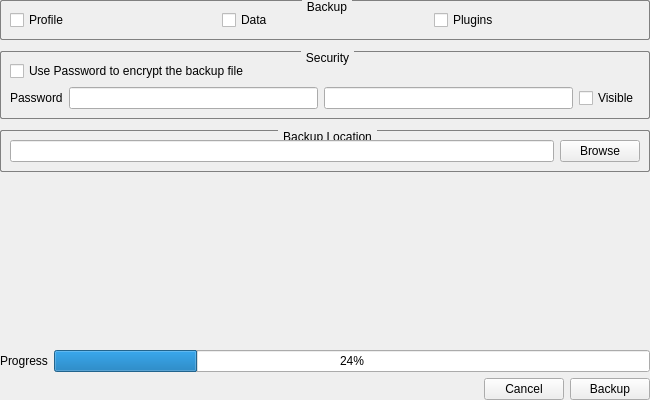
First picture: the form in src/backupmainwindow.ui, repository abnayak/thunder-store, before the edit.
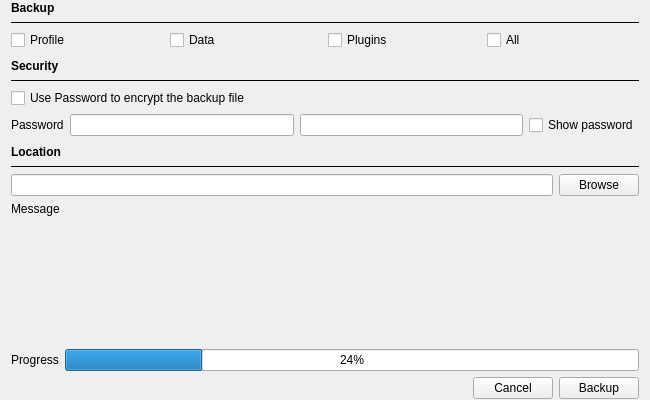
Second picture: the form after the edit.

Commit message: Added more backup main window features

```diff
--- a/src/backupmainwindow.ui
+++ b/src/backupmainwindow.ui
@@ -35,65 +35,72 @@
 }</string>
   </property>
   <layout class="QVBoxLayout" name="verticalLayout">
-   <property name="leftMargin">
-    <number>0</number>
-   </property>
    <property name="topMargin">
-    <number>0</number>
-   </property>
-   <property name="rightMargin">
-    <number>0</number>
+    <number>1</number>
    </property>
    <property name="bottomMargin">
-    <number>0</number>
+    <number>1</number>
    </property>
    <item>
-    <widget class="QGroupBox" name="groupBox">
-     <property name="sizePolicy">
-      <sizepolicy hsizetype="Preferred" vsizetype="Preferred">
-       <horstretch>0</horstretch>
-       <verstretch>0</verstretch>
-      </sizepolicy>
+    <widget class="QLabel" name="label_2">
+     <property name="font">
+      <font>
+       <weight>75</weight>
+       <bold>true</bold>
+      </font>
      </property>
-     <property name="minimumSize">
-      <size>
-       <width>0</width>
-       <height>0</height>
-      </size>
-     </property>
-     <property name="title">
+     <property name="text">
       <string>Backup</string>
      </property>
-     <property name="flat">
-      <bool>false</bool>
+    </widget>
+   </item>
+   <item>
+    <widget class="QFrame" name="frame">
+     <property name="frameShape">
+      <enum>QFrame::HLine</enum>
      </property>
-     <layout class="QGridLayout" name="gridLayout">
-      <property name="topMargin">
-       <number>9</number>
-      </property>
-      <item row="0" column="0">
+     <property name="frameShadow">
+      <enum>QFrame::Plain</enum>
+     </property>
+     <property name="lineWidth">
+      <number>0</number>
+     </property>
+     <property name="midLineWidth">
+      <number>3</number>
+     </property>
+    </widget>
+   </item>
+   <item>
+    <layout class="QHBoxLayout" name="horizontalLayout_3">
+     <item>
        <widget class="QCheckBox" name="profileCheckBox">
         <property name="text">
          <string>Profile</string>
         </property>
        </widget>
       </item>
-      <item row="0" column="1">
+     <item>
        <widget class="QCheckBox" name="dataCheckBox">
         <property name="text">
          <string>Data</string>
         </property>
        </widget>
       </item>
-      <item row="0" column="2">
-       <widget class="QCheckBox" name="checkBox_3">
+     <item>
+      <widget class="QCheckBox" name="pluginsCheckBox">
         <property name="text">
          <string>Plugins</string>
         </property>
        </widget>
       </item>
-     </layout>
-    </widget>
+     <item>
+      <widget class="QCheckBox" name="allCheckBox">
+       <property name="text">
+        <string>All</string>
+       </property>
+      </widget>
+     </item>
+    </layout>
    </item>
    <item>
     <spacer name="verticalSpacer_2">
@@ -106,34 +113,54 @@
      <property name="sizeHint" stdset="0">
       <size>
        <width>20</width>
-       <height>5</height>
+       <height>3</height>
       </size>
      </property>
     </spacer>
    </item>
    <item>
-    <widget class="QGroupBox" name="groupBox_2">
-     <property name="title">
+    <widget class="QLabel" name="label_3">
+     <property name="font">
+      <font>
+       <weight>75</weight>
+       <italic>false</italic>
+       <bold>true</bold>
+      </font>
+     </property>
+     <property name="text">
       <string>Security</string>
      </property>
+    </widget>
+   </item>
+   <item>
+    <widget class="QFrame" name="frame_2">
+     <property name="frameShape">
+      <enum>QFrame::HLine</enum>
+     </property>
+     <property name="frameShadow">
+      <enum>QFrame::Plain</enum>
+     </property>
+     <property name="lineWidth">
+      <number>0</number>
+     </property>
+     <property name="midLineWidth">
+      <number>3</number>
+     </property>
+    </widget>
+   </item>
+   <item>
      <layout class="QGridLayout" name="gridLayout_2">
-      <item row="1" column="2">
-       <widget class="QLineEdit" name="lineEdit"/>
-      </item>
       <item row="1" column="0">
-       <widget class="QLabel" name="label_2">
+      <widget class="QLabel" name="label_4">
         <property name="text">
          <string>Password</string>
         </property>
        </widget>
       </item>
-      <item row="1" column="1">
-       <widget class="QLineEdit" name="lineEdit_2"/>
-      </item>
       <item row="1" column="3">
        <widget class="QCheckBox" name="checkBox_5">
         <property name="text">
-         <string>Visible</string>
+        <string>Show password</string>
         </property>
        </widget>
       </item>
@@ -144,8 +171,13 @@
         </property>
        </widget>
       </item>
-     </layout>
-    </widget>
+     <item row="1" column="1">
+      <widget class="QLineEdit" name="passwordLineEdit"/>
+     </item>
+     <item row="1" column="2">
+      <widget class="QLineEdit" name="verifyPasswordLineEdit"/>
+     </item>
+    </layout>
    </item>
    <item>
     <spacer name="verticalSpacer_3">
@@ -158,28 +190,59 @@
      <property name="sizeHint" stdset="0">
       <size>
        <width>20</width>
-       <height>5</height>
+       <height>3</height>
       </size>
      </property>
     </spacer>
    </item>
    <item>
-    <widget class="QGroupBox" name="groupBox_3">
-     <property name="title">
-      <string>Backup Location</string>
+    <widget class="QLabel" name="label_5">
+     <property name="font">
+      <font>
+       <weight>75</weight>
+       <bold>true</bold>
+      </font>
      </property>
-     <layout class="QHBoxLayout" name="horizontalLayout_2">
+     <property name="text">
+      <string>Location</string>
+     </property>
+    </widget>
+   </item>
       <item>
-       <widget class="QLineEdit" name="lineEdit_3"/>
+    <widget class="QFrame" name="frame_3">
+     <property name="frameShape">
+      <enum>QFrame::HLine</enum>
+     </property>
+     <property name="frameShadow">
+      <enum>QFrame::Plain</enum>
+     </property>
+     <property name="lineWidth">
+      <number>0</number>
+     </property>
+     <property name="midLineWidth">
+      <number>3</number>
+     </property>
+    </widget>
       </item>
       <item>
-       <widget class="QPushButton" name="pushButton_3">
+    <layout class="QHBoxLayout" name="horizontalLayout_4">
+     <item>
+      <widget class="QLineEdit" name="locationLineEdit"/>
+     </item>
+     <item>
+      <widget class="QPushButton" name="fileBrowseButton">
         <property name="text">
          <string>Browse</string>
         </property>
        </widget>
       </item>
      </layout>
+   </item>
+   <item>
+    <widget class="QLabel" name="fileWritableStatus">
+     <property name="text">
+      <string>Message</string>
+     </property>
     </widget>
    </item>
    <item>
@@ -196,7 +259,7 @@
     </spacer>
    </item>
    <item>
-    <layout class="QHBoxLayout" name="horizontalLayout_3">
+    <layout class="QHBoxLayout" name="horizontalLayout_2">
      <item>
       <widget class="QLabel" name="label">
        <property name="text">
```
Left out of the diff: 11 changed lines with no effect on the pictures. Lines whose indentation alone changed are shown as unchanged. The commit also changes 3 other files.
